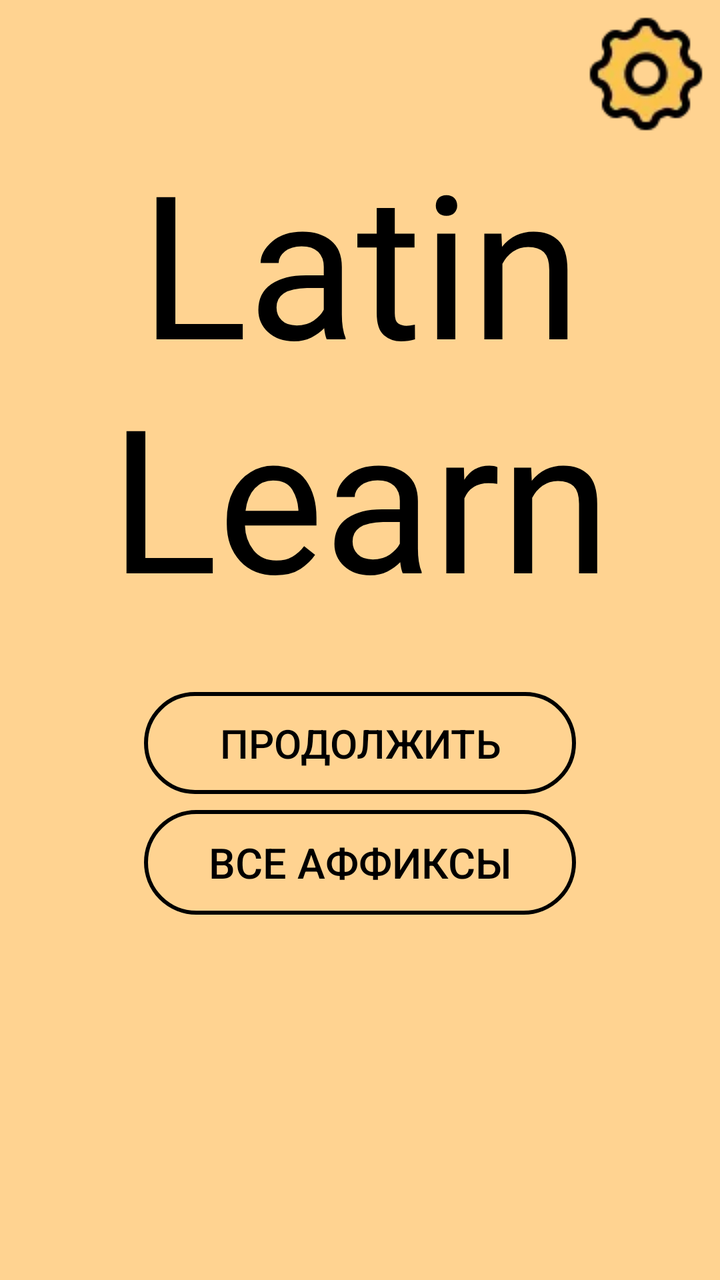
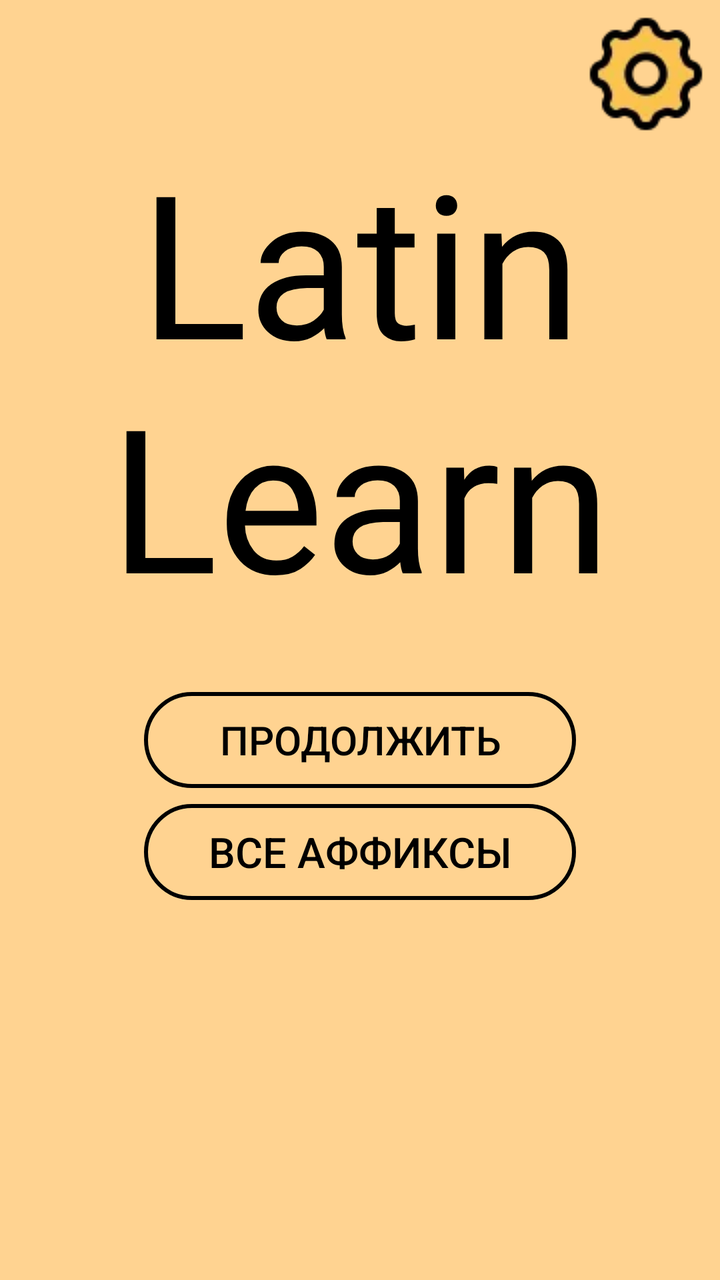

An Android layout rendered at two revisions. The XML below is the earlier revision; the diff shows what the commit changed to produce the second picture.
<!-- AndroidManifest.xml: application theme Theme.LL -->
<!-- res/layout/activity_main_menu.xml -->
<?xml version="1.0" encoding="utf-8"?>
<androidx.constraintlayout.widget.ConstraintLayout xmlns:android="http://schemas.android.com/apk/res/android"
    xmlns:app="http://schemas.android.com/apk/res-auto"
    xmlns:tools="http://schemas.android.com/tools"
    android:id="@+id/main"
    android:background="@color/Background"
    android:layout_width="match_parent"
    android:layout_height="match_parent"
    tools:context=".Main_menuActivity">

    <android.widget.Button
        android:id="@+id/btn_continue"
        android:layout_width="0dp"
        android:layout_height="wrap_content"
        android:layout_marginTop="32dp"
        android:text="Продолжить"
        android:background="@drawable/button_outline_selector"
        android:textColor="@color/black"
        android:textSize="20sp"
        app:layout_constraintBottom_toBottomOf="parent"
        app:layout_constraintEnd_toEndOf="parent"
        app:layout_constraintStart_toStartOf="parent"
        app:layout_constraintTop_toBottomOf="@+id/textView3"
        app:layout_constraintVertical_bias="0.0"
        app:layout_constraintWidth_percent="0.6" />

    <ImageButton
        android:id="@+id/imageButton2"
        android:layout_width="wrap_content"
        android:layout_height="wrap_content"
        android:layout_marginTop="5dp"
        android:layout_marginEnd="5dp"
        android:background="#00FFFFFF"
        android:src="@drawable/gear_ico"
        android:contentDescription="кнопка настроек"
        app:layout_constraintEnd_toEndOf="parent"
        app:layout_constraintTop_toTopOf="parent" />

    <TextView
        android:id="@+id/textView3"
        android:layout_width="wrap_content"
        android:layout_height="wrap_content"
        android:layout_marginTop="64dp"
        android:fontFamily="@font/divagon"
        android:gravity="center"
        android:text="@string/text_in_menu"
        android:textColor="@color/black"
        android:textSize="100sp"
        app:layout_constraintEnd_toEndOf="parent"
        app:layout_constraintStart_toStartOf="parent"
        app:layout_constraintTop_toTopOf="parent" />

    <android.widget.Button
        android:id="@+id/btn_choose_menu"
        android:layout_width="0dp"
        android:layout_height="wrap_content"
        android:layout_marginTop="8dp"
        android:background="@drawable/button_outline_selector"
        android:text="Все аффиксы"
        android:textColor="@color/black"
        android:textSize="21sp"
        app:layout_constraintEnd_toEndOf="parent"
        app:layout_constraintStart_toStartOf="parent"
        app:layout_constraintTop_toBottomOf="@+id/btn_continue"
        app:layout_constraintWidth_percent="0.6" />


</androidx.constraintlayout.widget.ConstraintLayout>
<!-- resources referenced by this layout -->
<resources>
  <color name="Background">#ffd391</color>
  <color name="black">#FF000000</color>
  <!-- drawable button_outline_selector (drawable) -->
  <?xml version="1.0" encoding="utf-8"?>
  <selector xmlns:android="http://schemas.android.com/apk/res/android">
      
      <item android:state_pressed="true" android:drawable="@drawable/button_outline_pressed" />
  
      
      <item android:drawable="@drawable/button_outline" />
  </selector>
  <!-- drawable gear_ico: webp bitmap (drawable, 1800 bytes) -->
  <string name="text_in_menu">Latin\nLearn</string>
  <style name="Theme.LL" parent="Theme.Material3.Light.NoActionBar">
          <item name="android:statusBarColor">@color/black</item>
          <item name="android:windowLightStatusBar">false</item>
  
      </style>
  <!-- drawable button_outline_pressed (drawable) -->
  <?xml version="1.0" encoding="utf-8"?>
  <shape xmlns:android="http://schemas.android.com/apk/res/android"
      android:shape="rectangle">
      <solid android:color="#08000000" /> 
      <stroke
          android:width="2dp"
          android:color="#000000" />
      <corners android:radius="32dp" />
      <padding
          android:left="24dp"
          android:top="12dp"
          android:right="24dp"
          android:bottom="12dp" />
  </shape>
  <!-- drawable button_outline (drawable) -->
  <?xml version="1.0" encoding="utf-8"?>
  <shape xmlns:android="http://schemas.android.com/apk/res/android"
      android:shape="rectangle">
  
      <solid android:color="@android:color/transparent" />
  
      <stroke
          android:width="2dp"
          android:color="@color/black" />
  
      <corners android:radius="32dp" />
  
      <padding
          android:left="24dp"
          android:top="12dp"
          android:right="24dp"
          android:bottom="12dp" />
  
  </shape>
</resources>

<!-- the commit's change to res/layout/activity_main_menu.xml (unified diff, before → after) -->
@@ -6,7 +6,7 @@
     android:background="@color/Background"
     android:layout_width="match_parent"
     android:layout_height="match_parent"
-    tools:context=".Main_menuActivity">
+    tools:context=".MainMenuActivity">
 
     <android.widget.Button
         android:id="@+id/btn_continue"
<!-- resource entries referenced after the edit -->
@@ -27,11 +27,7 @@
           android:width="2dp"
           android:color="#000000" />
       <corners android:radius="32dp" />
-      <padding
-          android:left="24dp"
-          android:top="12dp"
-          android:right="24dp"
-          android:bottom="12dp" />
+  
   </shape>
   <!-- drawable button_outline (drawable) -->
   <?xml version="1.0" encoding="utf-8"?>
@@ -46,11 +42,6 @@
   
       <corners android:radius="32dp" />
   
-      <padding
-          android:left="24dp"
-          android:top="12dp"
-          android:right="24dp"
-          android:bottom="12dp" />
   
   </shape>
 </resources>
